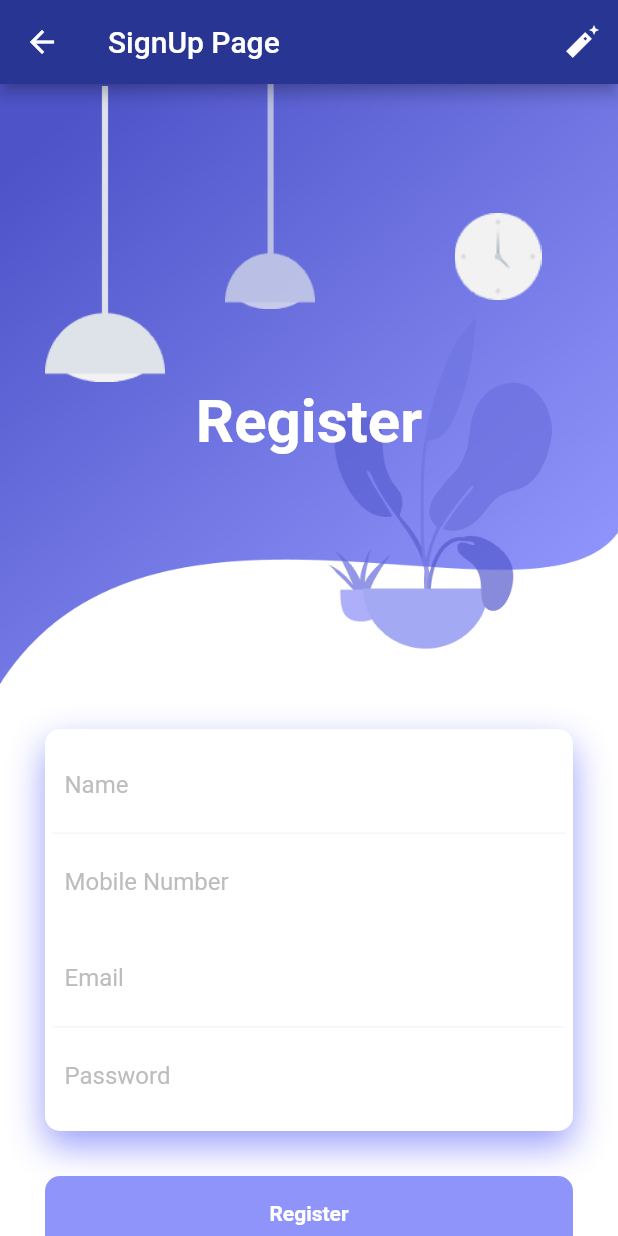
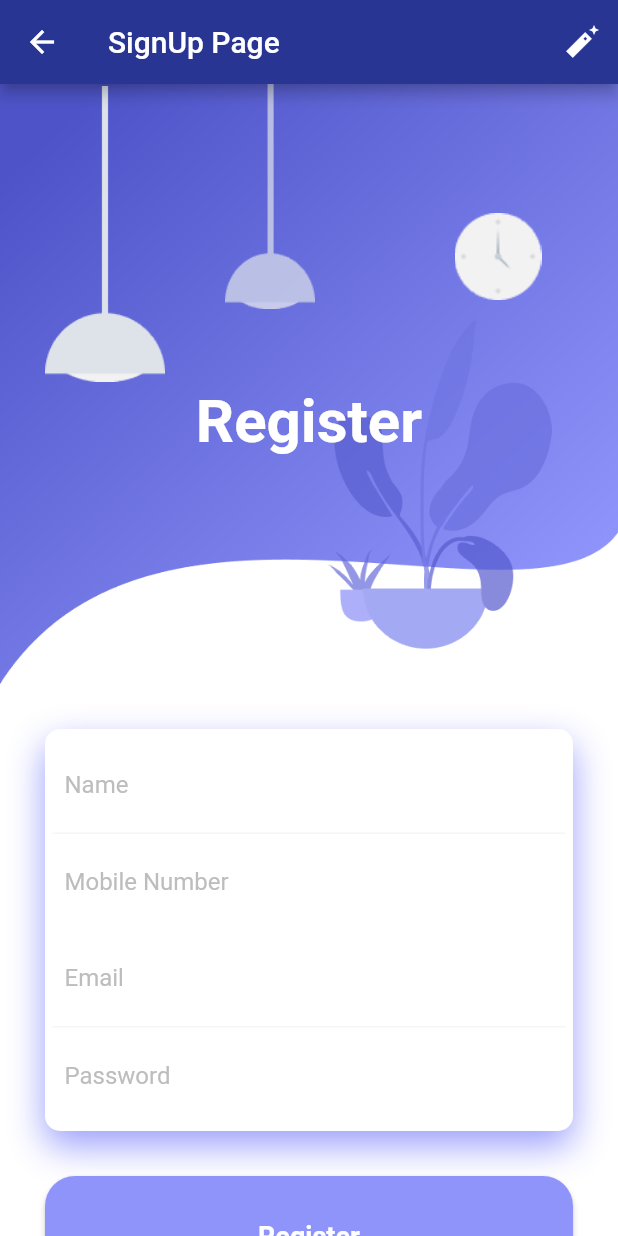
Before and after one commit to rehmanaliawans/HomeWorkApp, a Flutter app: the signup screen opened directly, on a phone screen of 412 x 824 dp. Run offline on Flutter 3.47's test engine with Material 2 defaults, Android fonts, the phone set to English and light mode, and no system bars; our stand-ins replace animated_text_kit, simple_animations; missing offline and left inert: contactus, imagebutton.

Commit message:
Modify SignIn Page

```diff
--- a/home_work_app/lib/UI/SignUp.dart
+++ b/home_work_app/lib/UI/SignUp.dart
@@ -1,3 +1,4 @@
+import 'package:flutter/gestures.dart';
 import 'package:flutter/material.dart';
 import 'package:home_work_app/Fade_Animation/FadeAnimation.dart';
 import 'Navigation_Drawer.dart';
@@ -158,36 +159,40 @@ class signup extends StatelessWidget {
                         ),
                       )),
                       SizedBox(height: 30,),
-                      FadeAnimation(2, Container(
-                        height: 50,
-                        decoration: BoxDecoration(
-                            borderRadius: BorderRadius.circular(10),
-                            gradient: LinearGradient(
-                                colors: [
-                                  Color.fromRGBO(143, 148, 251, 1),
-                                  Color.fromRGBO(143, 148, 251, 1),
-                                ]
-                            )
-                        ),
-                        child: Center(
-                          child: Text("Register", style: TextStyle(color: Colors.white, fontWeight: FontWeight.bold),),
-                        ),
-                      )),
+                      FadeAnimation(2,  MaterialButton(
+                        height: 80.0,
+                        minWidth: 600.0,
+                        shape: RoundedRectangleBorder(borderRadius: BorderRadius.all(Radius.circular(20.0))),
+                        color:  Color.fromRGBO(143, 148, 251, 1),
+                        onPressed: () {
+                          Navigator.push(context, MaterialPageRoute(
+                              builder: (context) => selecttype()));
+                          //HardType
+                        },
+                        child: new Text(
+                          "Register",
+                          style: new TextStyle(fontSize: 18.0,fontWeight: FontWeight.bold, color: Colors.white),
+                        ),),),
                       SizedBox(height: 30,),
                       FadeAnimation(1.5, Container(
                         alignment: Alignment.center,
                         margin: EdgeInsets.symmetric(horizontal: 40, vertical: 10),
-                        child: GestureDetector(
-                          onTap: () => {
-                            Navigator.push(context, MaterialPageRoute(builder: (context) => signin()))
-                          },
-                          child: Text(
-                            "Already Have an Account? Sign in",
-                            style: TextStyle(
-                                fontSize: 12,
-                                fontWeight: FontWeight.bold,
-                                color: Color(0xFF2661FA)
-                            ),
+                        child:RichText(
+                          text: TextSpan(
+                            style: defaultStyle,
+                            children: <TextSpan>[
+                              TextSpan(
+                                  text:
+                                  'Already have an Account?Click  '),
+                              TextSpan(
+                                  text: 'SignIn',
+                                  style: linkStyle,
+                                  recognizer: TapGestureRecognizer()
+                                    ..onTap = () {
+                                      Navigator.push(context, MaterialPageRoute(builder: (context) => signin()));
+                                    }),
+
+                            ],
                           ),
                         ),
                       )),
```
Also changed, not shown: home_work_app/lib/UI/SingIn.dart (+36 -29 lines).
